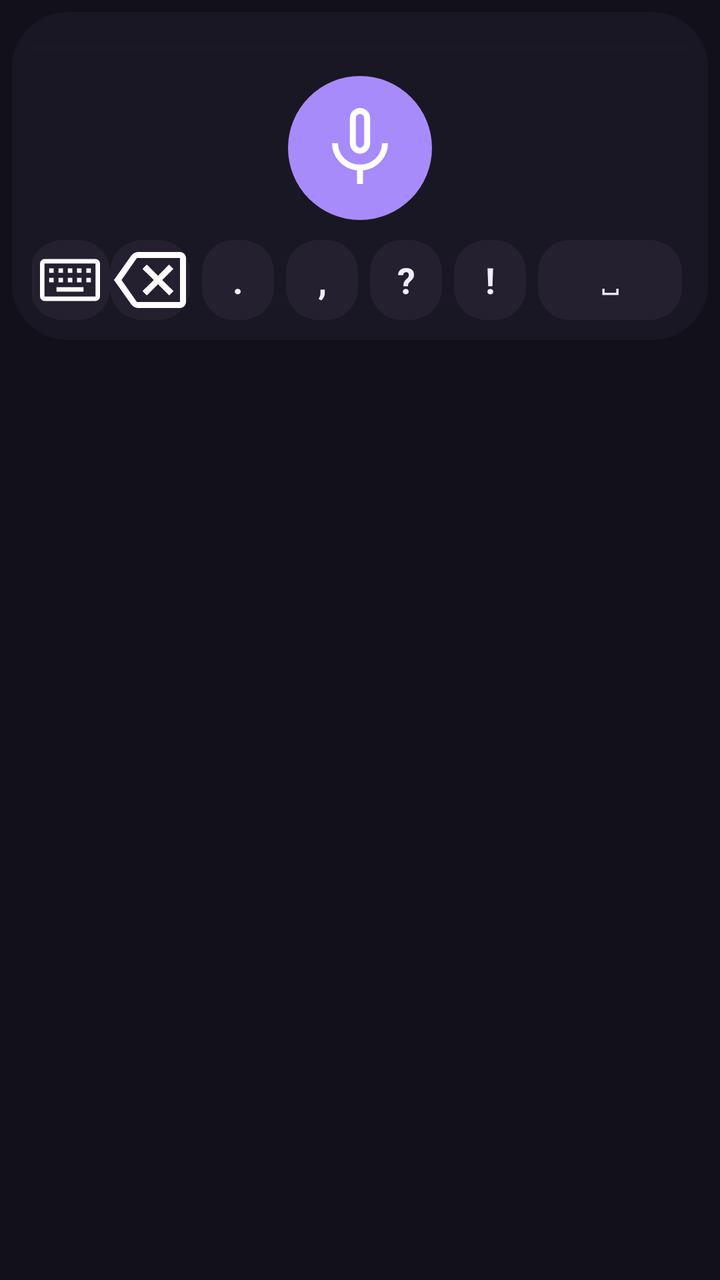
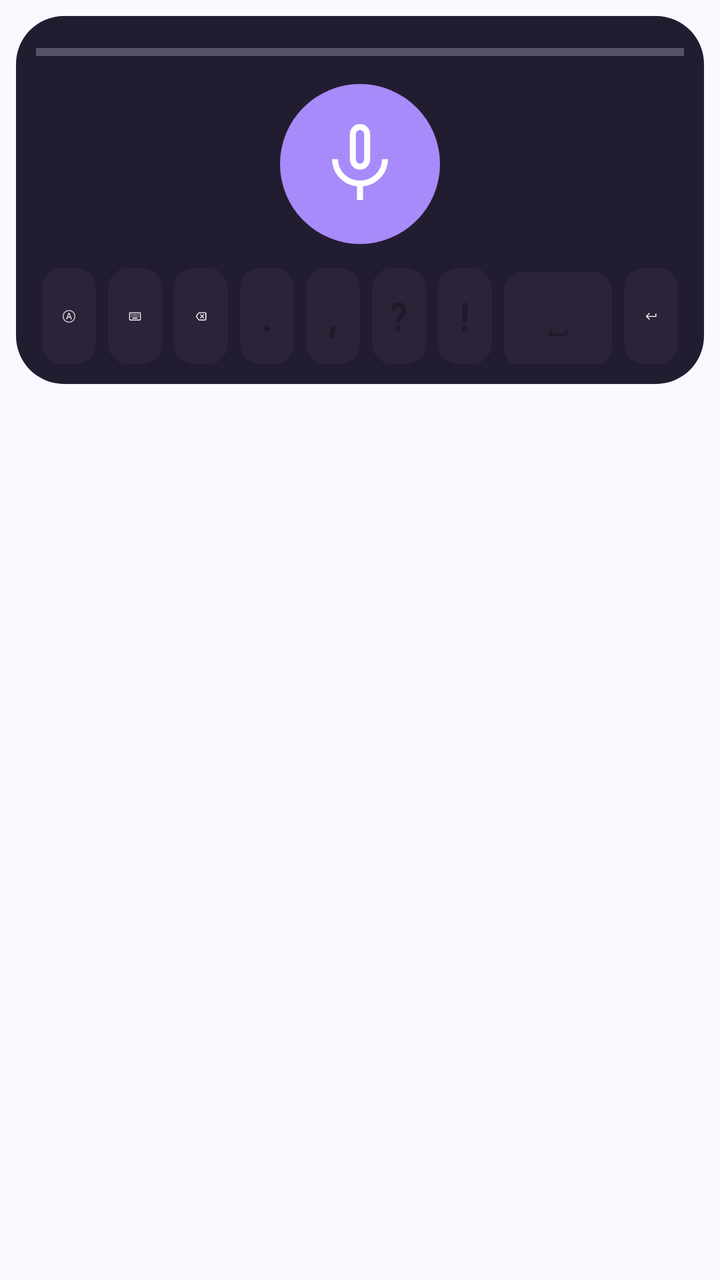

Screens rendered from an Android XML layout before and after an edit, with the pre-edit source and the edit as a unified diff.
<!-- AndroidManifest.xml: application theme Theme.WhisperGroq.ActionBar -->
<!-- res/layout/voice_service.xml -->
<?xml version="1.0" encoding="utf-8"?>
<LinearLayout xmlns:android="http://schemas.android.com/apk/res/android"
    android:layout_width="match_parent"
    android:layout_height="wrap_content"
    android:orientation="vertical"
    android:clipToPadding="false"
    android:padding="6dp">

    <LinearLayout
        android:layout_width="match_parent"
        android:layout_height="wrap_content"
        android:orientation="vertical"
        android:background="@drawable/keyboard_bg"
        android:padding="10dp">

        <ProgressBar
            android:id="@+id/processing_bar"
            android:layout_width="match_parent"
            android:layout_height="wrap_content"
            android:indeterminate="false"
            android:progressTint="@color/accent"
            android:progressBackgroundTint="@color/surface_container_high"
            android:indeterminateTint="@color/accent"
            style="?android:attr/progressBarStyleHorizontal"/>

        <TextView
            android:id="@+id/tv_status"
            android:visibility="gone"
            android:gravity="center"
            android:layout_width="match_parent"
            android:layout_height="wrap_content"
            android:paddingHorizontal="10dp"
            android:layout_marginTop="4dp"
            android:textSize="14sp"
            android:textColor="@color/text_secondary" />

        
        <ImageButton
            android:id="@+id/btnRecord"
            android:layout_width="72dp"
            android:layout_height="72dp"
            android:layout_gravity="center_horizontal"
            android:layout_marginTop="6dp"
            android:background="@drawable/kb_mic_button"
            android:padding="16dp"
            android:src="@drawable/ic_mic_48dp"
            android:contentDescription="@string/record_button"/>

        
        <LinearLayout
            android:layout_width="match_parent"
            android:layout_height="wrap_content"
            android:orientation="horizontal"
            android:gravity="center"
            android:layout_marginTop="10dp">

            <ImageButton
                android:id="@+id/btnModeAuto"
                android:layout_width="40dp"
                android:layout_height="40dp"
                android:background="@drawable/kb_button"
                android:padding="8dp"
                android:src="@drawable/ic_auto_off_36dp"
                android:contentDescription="@string/auto_button"/>

            <ImageButton
                android:id="@+id/btnStop"
                android:visibility="gone"
                android:layout_width="40dp"
                android:layout_height="40dp"
                android:layout_marginStart="6dp"
                android:background="@drawable/kb_button"
                android:padding="8dp"
                android:src="@drawable/ic_stop_recording_36dp"
                android:contentDescription="@string/stop_button"/>

            <ImageButton
                android:id="@+id/btnKeyboard"
                android:layout_width="40dp"
                android:layout_height="40dp"
                android:layout_marginStart="6dp"
                android:background="@drawable/kb_button"
                android:padding="8dp"
                android:src="@drawable/ic_keyboard_36dp"
                android:contentDescription="@string/exit_button"/>

            <FrameLayout
                android:layout_width="0dp"
                android:layout_height="1dp"
                android:layout_weight="1"/>

            <ImageButton
                android:id="@+id/btnDel"
                android:layout_width="40dp"
                android:layout_height="40dp"
                android:background="@drawable/kb_button"
                android:padding="8dp"
                android:src="@drawable/ic_keyboard_del_48dp"
                android:contentDescription="@string/delete_button"/>

            <TextView
                android:id="@+id/btnPeriod"
                android:layout_width="36dp"
                android:layout_height="40dp"
                android:layout_marginStart="6dp"
                android:background="@drawable/kb_button"
                android:text="."
                android:textSize="18sp"
                android:textStyle="bold"
                android:gravity="center"
                android:textColor="@color/text_primary"/>

            <TextView
                android:id="@+id/btnComma"
                android:layout_width="36dp"
                android:layout_height="40dp"
                android:layout_marginStart="6dp"
                android:background="@drawable/kb_button"
                android:text=","
                android:textSize="18sp"
                android:textStyle="bold"
                android:gravity="center"
                android:textColor="@color/text_primary"/>

            <TextView
                android:id="@+id/btnQuestion"
                android:layout_width="36dp"
                android:layout_height="40dp"
                android:layout_marginStart="6dp"
                android:background="@drawable/kb_button"
                android:text="?"
                android:textSize="18sp"
                android:textStyle="bold"
                android:gravity="center"
                android:textColor="@color/text_primary"/>

            <TextView
                android:id="@+id/btnExclaim"
                android:layout_width="36dp"
                android:layout_height="40dp"
                android:layout_marginStart="6dp"
                android:background="@drawable/kb_button"
                android:text="!"
                android:textSize="18sp"
                android:textStyle="bold"
                android:gravity="center"
                android:textColor="@color/text_primary"/>

            <TextView
                android:id="@+id/btnSpace"
                android:layout_width="72dp"
                android:layout_height="40dp"
                android:layout_marginStart="6dp"
                android:background="@drawable/kb_button"
                android:text="␣"
                android:textSize="14sp"
                android:gravity="center"
                android:textColor="@color/text_primary"/>

            <ImageButton
                android:id="@+id/btnEnter"
                android:layout_width="44dp"
                android:layout_height="40dp"
                android:layout_marginStart="6dp"
                android:background="@drawable/kb_button"
                android:padding="8dp"
                android:src="@drawable/ic_keyboard_return_48dp"
                android:contentDescription="@string/return_button"/>
        </LinearLayout>

    </LinearLayout>
</LinearLayout>
<!-- resources referenced by this layout -->
<resources>
  <color name="accent">#A78BFA</color>
  <color name="surface_container_high">#252030</color>
  <color name="text_primary">#F0EEF8</color>
  <color name="text_secondary">#B8AFCB</color>
  <!-- drawable kb_button (drawable) -->
  <?xml version="1.0" encoding="utf-8"?>
  <selector xmlns:android="http://schemas.android.com/apk/res/android">
      <item android:state_pressed="true">
          <shape>
              <solid android:color="@color/accent_container" />
              <corners android:radius="16dp" />
          </shape>
      </item>
      <item>
          <shape>
              <solid android:color="@color/surface_container_high" />
              <corners android:radius="16dp" />
          </shape>
      </item>
  </selector>
  <!-- drawable kb_mic_button (drawable) -->
  <?xml version="1.0" encoding="utf-8"?>
  <selector xmlns:android="http://schemas.android.com/apk/res/android">
      <item android:state_pressed="true">
          <shape android:shape="oval">
              <solid android:color="@color/recording" />
          </shape>
      </item>
      <item>
          <shape android:shape="oval">
              <solid android:color="@color/accent" />
          </shape>
      </item>
  </selector>
  <!-- drawable keyboard_bg (drawable) -->
  <?xml version="1.0" encoding="utf-8"?>
  <shape xmlns:android="http://schemas.android.com/apk/res/android">
      <solid android:color="@color/surface" />
      <corners android:radius="28dp" />
  </shape>
  <string name="auto_button">Automatic mode</string>
  <string name="delete_button">Delete</string>
  <string name="exit_button">Exit</string>
  <string name="record_button">Record</string>
  <string name="return_button">Return</string>
  <string name="stop_button">Stop recording</string>
  <style name="Theme.WhisperGroq.ActionBar" parent="Theme.Material3.DayNight">
          <item name="colorPrimary">@color/accent</item>
          <item name="colorPrimaryVariant">@color/accent_container</item>
          <item name="colorSecondary">@color/accent</item>
          <item name="android:windowBackground">@color/windowBackground</item>
      </style>
  <color name="lightGrey">#DDDDDD</color>
  <color name="accent_container">#5B21B6</color>
  <color name="recording">#EF4444</color>
  <color name="surface">#1A1724</color>
  <color name="windowBackground">#12101A</color>
  <!-- unchanged entries left out for length: 6 -->
</resources>

<!-- the commit's change to res/layout/voice_service.xml (unified diff, before → after) -->
@@ -4,7 +4,7 @@
     android:layout_height="wrap_content"
     android:orientation="vertical"
     android:clipToPadding="false"
-    android:padding="6dp">
+    android:padding="8dp">
 
     <LinearLayout
         android:layout_width="match_parent"
@@ -18,9 +18,9 @@
             android:layout_width="match_parent"
             android:layout_height="wrap_content"
             android:indeterminate="false"
-            android:progressTint="@color/accent"
+            android:progressTint="@color/ime_accent"
             android:progressBackgroundTint="@color/surface_container_high"
-            android:indeterminateTint="@color/accent"
+            android:indeterminateTint="@color/ime_accent"
             style="?android:attr/progressBarStyleHorizontal"/>
 
         <TextView
@@ -37,12 +37,12 @@
         
         <ImageButton
             android:id="@+id/btnRecord"
-            android:layout_width="72dp"
-            android:layout_height="72dp"
+            android:layout_width="80dp"
+            android:layout_height="80dp"
             android:layout_gravity="center_horizontal"
-            android:layout_marginTop="6dp"
+            android:layout_marginVertical="8dp"
             android:background="@drawable/kb_mic_button"
-            android:padding="16dp"
+            android:padding="20dp"
             android:src="@drawable/ic_mic_48dp"
             android:contentDescription="@string/record_button"/>
 
@@ -51,119 +51,61 @@
             android:layout_width="match_parent"
             android:layout_height="wrap_content"
             android:orientation="horizontal"
-            android:gravity="center"
-            android:layout_marginTop="10dp">
+            android:layout_marginTop="4dp">
 
             <ImageButton
                 android:id="@+id/btnModeAuto"
-                android:layout_width="40dp"
-                android:layout_height="40dp"
-                android:background="@drawable/kb_button"
-                android:padding="8dp"
+                style="@style/KbKey"
                 android:src="@drawable/ic_auto_off_36dp"
                 android:contentDescription="@string/auto_button"/>
 
             <ImageButton
+                android:id="@+id/btnKeyboard"
+                style="@style/KbKey"
+                android:src="@drawable/ic_keyboard_36dp"
+                android:contentDescription="@string/exit_button"/>
+
+            <ImageButton
                 android:id="@+id/btnStop"
+                style="@style/KbKey"
                 android:visibility="gone"
-                android:layout_width="40dp"
-                android:layout_height="40dp"
-                android:layout_marginStart="6dp"
-                android:background="@drawable/kb_button"
-                android:padding="8dp"
                 android:src="@drawable/ic_stop_recording_36dp"
                 android:contentDescription="@string/stop_button"/>
 
             <ImageButton
-                android:id="@+id/btnKeyboard"
-                android:layout_width="40dp"
-                android:layout_height="40dp"
-                android:layout_marginStart="6dp"
-                android:background="@drawable/kb_button"
-                android:padding="8dp"
-                android:src="@drawable/ic_keyboard_36dp"
-                android:contentDescription="@string/exit_button"/>
-
-            <FrameLayout
-                android:layout_width="0dp"
-                android:layout_height="1dp"
-                android:layout_weight="1"/>
-
-            <ImageButton
                 android:id="@+id/btnDel"
-                android:layout_width="40dp"
-                android:layout_height="40dp"
-                android:background="@drawable/kb_button"
-                android:padding="8dp"
+                style="@style/KbKey"
                 android:src="@drawable/ic_keyboard_del_48dp"
                 android:contentDescription="@string/delete_button"/>
 
             <TextView
                 android:id="@+id/btnPeriod"
-                android:layout_width="36dp"
-                android:layout_height="40dp"
-                android:layout_marginStart="6dp"
-                android:background="@drawable/kb_button"
-                android:text="."
-                android:textSize="18sp"
-                android:textStyle="bold"
-                android:gravity="center"
-                android:textColor="@color/text_primary"/>
+                style="@style/KbKey.Text"
+                android:text="."/>
 
             <TextView
                 android:id="@+id/btnComma"
-                android:layout_width="36dp"
-                android:layout_height="40dp"
-                android:layout_marginStart="6dp"
-                android:background="@drawable/kb_button"
-                android:text=","
-                android:textSize="18sp"
-                android:textStyle="bold"
-                android:gravity="center"
-                android:textColor="@color/text_primary"/>
+                style="@style/KbKey.Text"
+                android:text=","/>
 
             <TextView
                 android:id="@+id/btnQuestion"
-                android:layout_width="36dp"
-                android:layout_height="40dp"
-                android:layout_marginStart="6dp"
-                android:background="@drawable/kb_button"
-                android:text="?"
-                android:textSize="18sp"
-                android:textStyle="bold"
-                android:gravity="center"
-                android:textColor="@color/text_primary"/>
+                style="@style/KbKey.Text"
+                android:text="?"/>
 
             <TextView
                 android:id="@+id/btnExclaim"
-                android:layout_width="36dp"
-                android:layout_height="40dp"
-                android:layout_marginStart="6dp"
-                android:background="@drawable/kb_button"
-                android:text="!"
-                android:textSize="18sp"
-                android:textStyle="bold"
-                android:gravity="center"
-                android:textColor="@color/text_primary"/>
+                style="@style/KbKey.Text"
+                android:text="!"/>
 
             <TextView
                 android:id="@+id/btnSpace"
-                android:layout_width="72dp"
-                android:layout_height="40dp"
-                android:layout_marginStart="6dp"
-                android:background="@drawable/kb_button"
-                android:text="␣"
-                android:textSize="14sp"
-                android:gravity="center"
-                android:textColor="@color/text_primary"/>
+                style="@style/KbKey.Text.Wide"
+                android:text="␣"/>
 
             <ImageButton
                 android:id="@+id/btnEnter"
-                android:layout_width="44dp"
-                android:layout_height="40dp"
-                android:layout_marginStart="6dp"
-                android:background="@drawable/kb_button"
-                android:padding="8dp"
+                style="@style/KbKey"
                 android:src="@drawable/ic_keyboard_return_48dp"
                 android:contentDescription="@string/return_button"/>
         </LinearLayout>
<!-- resource entries referenced after the edit -->
@@ -1,22 +1,24 @@
 <!-- resources referenced by this layout -->
 <resources>
-  <color name="accent">#A78BFA</color>
-  <color name="surface_container_high">#252030</color>
-  <color name="text_primary">#F0EEF8</color>
-  <color name="text_secondary">#B8AFCB</color>
+  <color name="ime_accent">#A78BFA</color>
+  <color name="surface_container_high">#EDE9FE</color>
+  <color name="text_primary">#1E1B29</color>
+  <color name="colorAccent">#7C3AED</color>
+  <color name="colorAccentDark">#5B21B6</color>
+  <color name="text_secondary">#6B6385</color>
   <!-- drawable kb_button (drawable) -->
   <?xml version="1.0" encoding="utf-8"?>
   <selector xmlns:android="http://schemas.android.com/apk/res/android">
       <item android:state_pressed="true">
           <shape>
-              <solid android:color="@color/accent_container" />
-              <corners android:radius="16dp" />
+              <solid android:color="@color/colorAccent" />
+              <corners android:radius="10dp" />
           </shape>
       </item>
       <item>
           <shape>
-              <solid android:color="@color/surface_container_high" />
-              <corners android:radius="16dp" />
+              <solid android:color="@color/ime_surface_container_high" />
+              <corners android:radius="10dp" />
           </shape>
       </item>
   </selector>
@@ -30,15 +32,15 @@
       </item>
       <item>
           <shape android:shape="oval">
-              <solid android:color="@color/accent" />
+              <solid android:color="@color/ime_accent" />
           </shape>
       </item>
   </selector>
   <!-- drawable keyboard_bg (drawable) -->
   <?xml version="1.0" encoding="utf-8"?>
   <shape xmlns:android="http://schemas.android.com/apk/res/android">
-      <solid android:color="@color/surface" />
-      <corners android:radius="28dp" />
+      <solid android:color="@color/ime_surface" />
+      <corners android:radius="24dp" />
   </shape>
   <string name="auto_button">Automatic mode</string>
   <string name="delete_button">Delete</string>
@@ -46,17 +48,45 @@
   <string name="record_button">Record</string>
   <string name="return_button">Return</string>
   <string name="stop_button">Stop recording</string>
-  <style name="Theme.WhisperGroq.ActionBar" parent="Theme.Material3.DayNight">
-          <item name="colorPrimary">@color/accent</item>
-          <item name="colorPrimaryVariant">@color/accent_container</item>
-          <item name="colorSecondary">@color/accent</item>
+  <style name="KbKey">
+          <item name="android:layout_width">0dp</item>
+          <item name="android:layout_height">48dp</item>
+          <item name="android:layout_weight">1</item>
+          <item name="android:layout_marginStart">3dp</item>
+          <item name="android:layout_marginEnd">3dp</item>
+          <item name="android:background">@drawable/kb_button</item>
+          <item name="android:padding">10dp</item>
+          <item name="android:scaleType">fitCenter</item>
+      </style>
+  <style name="KbKey.Text" parent="KbKey">
+          <item name="android:gravity">center</item>
+          <item name="android:textSize">20sp</item>
+          <item name="android:textStyle">bold</item>
+          <item name="android:textColor">@color/text_primary</item>
+      </style>
+  <style name="KbKey.Text.Wide" parent="KbKey.Text">
+          <item name="android:layout_weight">2</item>
+          <item name="android:textSize">16sp</item>
+          <item name="android:textStyle">normal</item>
+      </style>
+  <style name="Theme.WhisperGroq.ActionBar" parent="Theme.Material3.Light">
+          <item name="colorPrimary">@color/colorAccent</item>
+          <item name="colorPrimaryVariant">@color/colorAccentDark</item>
+          <item name="colorSecondary">@color/colorAccent</item>
+          <item name="colorSurface">@color/surface</item>
+          <item name="colorOnSurface">@color/text_primary</item>
+          <item name="colorOnPrimary">#FFFFFF</item>
           <item name="android:windowBackground">@color/windowBackground</item>
+          <item name="android:statusBarColor">@color/colorAccentDark</item>
+          <item name="android:textColorPrimary">@color/text_primary</item>
+          <item name="android:textColorSecondary">@color/text_secondary</item>
       </style>
   <color name="lightGrey">#DDDDDD</color>
-  <color name="accent_container">#5B21B6</color>
-  <color name="recording">#EF4444</color>
-  <color name="surface">#1A1724</color>
-  <color name="windowBackground">#12101A</color>
+  <color name="recording">#DC2626</color>
+  <color name="ime_surface">#221C30</color>
+  <color name="surface">#FFFFFF</color>
+  <color name="windowBackground">#FAF8FE</color>
+  <color name="ime_surface_container_high">#2B2338</color>
   <!-- unchanged entries left out for length: 6 -->
 </resources>
 
